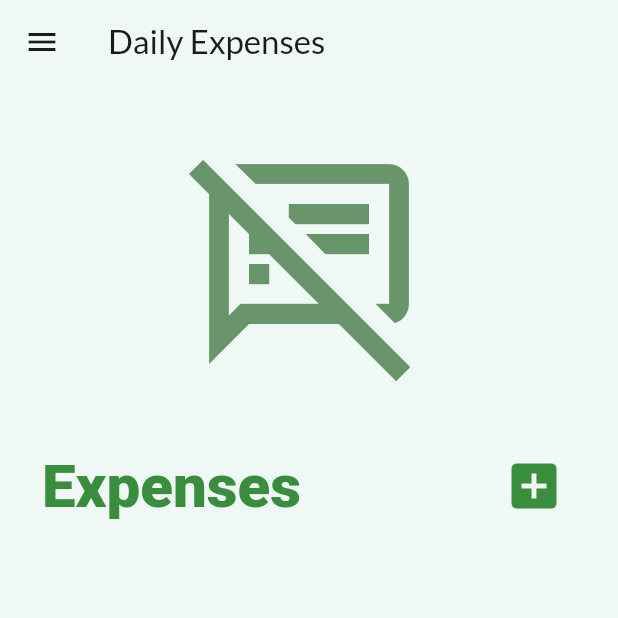
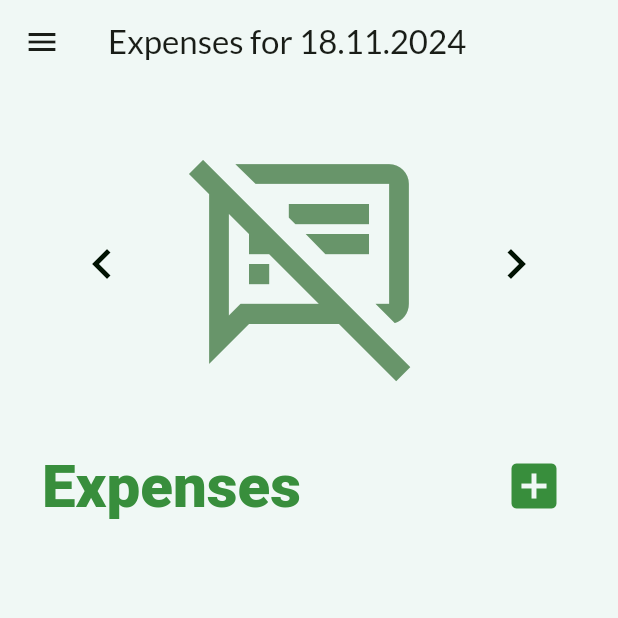
Before and after one commit to klouzhenk/finance_tracker, a Flutter app: the ExpensePage screen opened directly, on a phone screen of 412 x 824 dp, the top half of it. Run offline on Flutter 3.47's test engine with Material 3 defaults, Android fonts, the phone set to English and light mode, and no system bars; our stand-ins replace fl_chart, flutter_riverpod, google_fonts, sqflite; accounts and stored records are empty.

Commit message:
Add opportunity to change date for receiving user expenses

```diff
--- /dev/null
+++ b/lib/components/icon_btn.dart
@@ -0,0 +1,21 @@
+import 'package:flutter/material.dart';
+
+class AppIconBtn extends StatelessWidget {
+  const AppIconBtn(this.icon, this.size, this.color,
+      {super.key, required this.onPressed});
+
+  final IconData icon;
+  final double size;
+  final Color color;
+  final VoidCallback onPressed;
+
+  @override
+  Widget build(BuildContext context) {
+    return IconButton(
+      icon: Icon(icon),
+      iconSize: size,
+      color: color,
+      onPressed: onPressed,
+    );
+  }
+}
--- /dev/null
+++ b/lib/helper/date.dart
@@ -0,0 +1,7 @@
+import 'package:intl/intl.dart';
+
+class DateHelper {
+  static String dateToText(DateTime date) {
+    return DateFormat('dd.MM.yyyy').format(date.toLocal());
+  }
+}
--- a/lib/pages/expenses.dart
+++ b/lib/pages/expenses.dart
@@ -1,7 +1,9 @@
 import 'package:finance_tracker/components/drawer.dart';
 import 'package:finance_tracker/components/expense_tile.dart';
+import 'package:finance_tracker/components/icon_btn.dart';
 import 'package:finance_tracker/components/pie_chart.dart';
 import 'package:finance_tracker/helper/color.dart';
+import 'package:finance_tracker/helper/date.dart';
 import 'package:finance_tracker/models/expense.dart';
 import 'package:finance_tracker/pages/add_expense.dart';
 import 'package:finance_tracker/providers/expenses_provider.dart';
@@ -22,6 +24,7 @@ class ExpensePage extends ConsumerStatefulWidget {
 
 class _ExpensePageState extends ConsumerState<ExpensePage> {
   int? _userId;
+  DateTime _currentDate = DateTime.now();
 
   @override
   void initState() {
@@ -30,9 +33,24 @@ class _ExpensePageState extends ConsumerState<ExpensePage> {
     WidgetsBinding.instance.addPostFrameCallback((_) {
       _userId = ref.watch(userIdProvider.notifier).state;
       if (_userId != null) {
-        ref.read(expenseProvider.notifier).loadExpenses(_userId!);
+        ref
+            .read(expenseProvider.notifier)
+            .loadExpensesByDate(_userId!, _currentDate);
       }
     });
+  }
+
+  void _changeDate(bool nextDay) {
+    setState(() {
+      _currentDate = nextDay
+          ? _currentDate.add(const Duration(days: 1))
+          : _currentDate.subtract(const Duration(days: 1));
+    });
+    if (_userId != null) {
+      ref
+          .read(expenseProvider.notifier)
+          .loadExpensesByDate(_userId!, _currentDate);
+    }
   }
 
   Future<List<PieChartSectionData>> _prepareChartData(
@@ -68,10 +86,12 @@ class _ExpensePageState extends ConsumerState<ExpensePage> {
 
     return Scaffold(
       appBar: AppBar(
-        title: const Text('Daily Expenses'),
+        title: Text('Expenses for ${DateHelper.dateToText(_currentDate)}'),
       ),
       drawer: const AppDrawer(),
       body: SingleChildScrollView(
+        child: Padding(
+          padding: const EdgeInsets.only(bottom: 20), // Нижній паддінг
           child: Column(
             children: [
               FutureBuilder<List<PieChartSectionData>>(
@@ -82,23 +102,62 @@ class _ExpensePageState extends ConsumerState<ExpensePage> {
                   } else if (snapshot.hasError) {
                     return Center(child: Text('Error: ${snapshot.error}'));
                   } else if (!snapshot.hasData || snapshot.data!.isEmpty) {
-                  return const Center(
+                    return Center(
                       child: Padding(
-                      padding: EdgeInsets.all(40),
+                        padding: const EdgeInsets.all(40),
+                        child: Row(
+                          children: [
+                            AppIconBtn(
+                              Icons.keyboard_arrow_left,
+                              40,
+                              AppColors.darkAccentColor,
+                              onPressed: () => _changeDate(false),
+                            ),
+                            const Expanded(
                               child: Icon(
                                 Icons.speaker_notes_off_outlined,
                                 color: Color.fromARGB(255, 104, 149, 106),
                                 size: 160,
                               ),
                             ),
+                            AppIconBtn(
+                              Icons.keyboard_arrow_right,
+                              40,
+                              AppColors.darkAccentColor,
+                              onPressed: () => _changeDate(true),
+                            ),
+                          ],
+                        ),
+                      ),
                     );
                   } else {
-                  return ExpensePieChart(sections: snapshot.data!);
+                    return Padding(
+                      padding: const EdgeInsets.symmetric(horizontal: 20),
+                      child: Row(
+                        crossAxisAlignment: CrossAxisAlignment.center,
+                        children: [
+                          AppIconBtn(
+                            Icons.keyboard_arrow_left,
+                            40,
+                            AppColors.darkAccentColor,
+                            onPressed: () => _changeDate(false),
+                          ),
+                          Expanded(
+                              child: ExpensePieChart(sections: snapshot.data!)),
+                          AppIconBtn(
+                            Icons.keyboard_arrow_right,
+                            40,
+                            AppColors.darkAccentColor,
+                            onPressed: () => _changeDate(true),
+                          ),
+                        ],
+                      ),
+                    );
                   }
                 },
               ),
               Container(
-              margin: const EdgeInsets.fromLTRB(0, 0, 0, 28),
+                margin: const EdgeInsets.only(bottom: 28),
                 child: Padding(
                   padding:
                       const EdgeInsets.symmetric(horizontal: 28, vertical: 0),
@@ -123,7 +182,7 @@ class _ExpensePageState extends ConsumerState<ExpensePage> {
                             if (_userId != null) {
                               ref
                                   .read(expenseProvider.notifier)
-                                .loadExpenses(_userId!);
+                                  .loadExpensesByDate(_userId!, _currentDate);
                             }
                           });
                         },
@@ -163,6 +222,7 @@ class _ExpensePageState extends ConsumerState<ExpensePage> {
             ],
           ),
         ),
+      ),
     );
   }
 }
```
Also changed, not shown: lib/database/helper.dart (+20 -0 lines), lib/providers/expenses_provider.dart (+9 -1 lines). Lines whose indentation alone changed are shown as unchanged.
